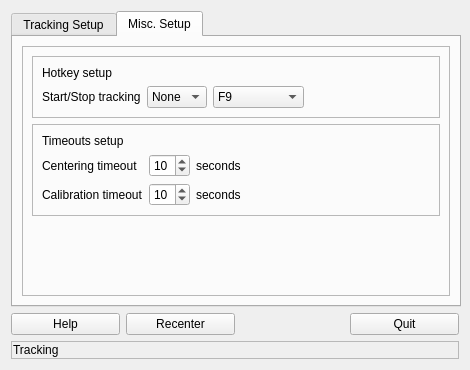
Before: the Qt Designer form branches/mickey_improvement/src/mickey/mickey.ui in uglyDwarf/linuxtrack, drawn with Qt 5.
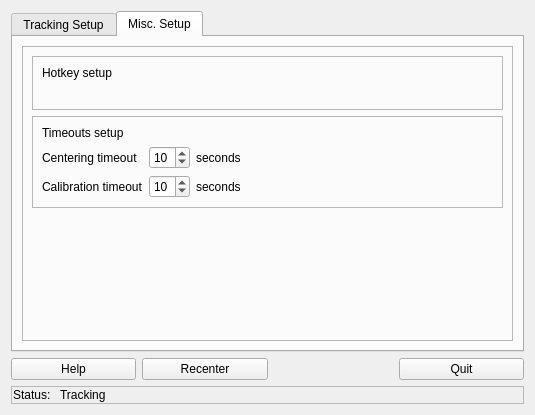
After: the same form once the commit is applied. The open tabs and pages were chosen to show the change. Icons and pictures are not drawn.

Commit message: Reworked hotkeys in mickey (qt4/5 compatible).

Patch:
```diff
--- a/branches/mickey_improvement/src/mickey/mickey.ui
+++ b/branches/mickey_improvement/src/mickey/mickey.ui
@@ -6,14 +6,14 @@
    <rect>
     <x>0</x>
     <y>0</y>
-    <width>470</width>
-    <height>370</height>
+    <width>535</width>
+    <height>415</height>
    </rect>
   </property>
   <property name="minimumSize">
    <size>
     <width>470</width>
-    <height>370</height>
+    <height>415</height>
    </size>
   </property>
   <property name="windowTitle">
@@ -311,91 +311,15 @@
               </widget>
              </item>
              <item>
-              <layout class="QGridLayout" name="gridLayout_2">
-               <item row="0" column="0">
-                <widget class="QLabel" name="label">
-                 <property name="sizePolicy">
-                  <sizepolicy hsizetype="Preferred" vsizetype="Maximum">
-                   <horstretch>0</horstretch>
-                   <verstretch>0</verstretch>
-                  </sizepolicy>
+              <layout class="QHBoxLayout" name="horizontalLayout_6">
+               <item>
+                <layout class="QGridLayout" name="HotkeyStack">
+                 <property name="horizontalSpacing">
+                  <number>2</number>
                  </property>
-                 <property name="text">
-                  <string>Start/Stop tracking</string>
-                 </property>
-                </widget>
+                </layout>
                </item>
-               <item row="0" column="2">
-                <widget class="QComboBox" name="KeyCombo">
-                 <property name="sizePolicy">
-                  <sizepolicy hsizetype="Maximum" vsizetype="Fixed">
-                   <horstretch>0</horstretch>
-                   <verstretch>0</verstretch>
-                  </sizepolicy>
-                 </property>
-                 <item>
-                  <property name="text">
-                   <string>F9</string>
-                  </property>
-                 </item>
-                 <item>
-                  <property name="text">
-                   <string>F11</string>
-                  </property>
-                 </item>
-                 <item>
-                  <property name="text">
-                   <string>Pause</string>
-                  </property>
-                 </item>
-                 <item>
-                  <property name="text">
-                   <string>Print</string>
-                  </property>
-                 </item>
-                 <item>
-                  <property name="text">
-                   <string>Scroll Lock</string>
-                  </property>
-                 </item>
-                </widget>
-               </item>
-               <item row="0" column="1">
-                <widget class="QComboBox" name="ModifierCombo">
-                 <property name="sizePolicy">
-                  <sizepolicy hsizetype="Maximum" vsizetype="Fixed">
-                   <horstretch>0</horstretch>
-                   <verstretch>0</verstretch>
-                  </sizepolicy>
-                 </property>
-                 <item>
-                  <property name="text">
-                   <string>None</string>
-                  </property>
-                 </item>
-                 <item>
-                  <property name="text">
-                   <string>Ctrl</string>
-                  </property>
-                 </item>
-                 <item>
-                  <property name="text">
-                   <string>Alt</string>
-                  </property>
-                 </item>
-                 <item>
-                  <property name="text">
-                   <string>Shift</string>
-                  </property>
-                 </item>
-                 <item>
-                  <property name="text">
-                   <string>Meta</string>
-                  </property>
-                 </item>
-                </widget>
-               </item>
-               <item row="0" column="3">
+               <item>
                 <spacer name="horizontalSpacer_2">
                  <property name="orientation">
                   <enum>Qt::Horizontal</enum>
@@ -596,6 +520,19 @@
         <property name="spacing">
          <number>6</number>
         </property>
+        <item>
+         <widget class="QLabel" name="label">
+          <property name="sizePolicy">
+           <sizepolicy hsizetype="Maximum" vsizetype="Preferred">
+            <horstretch>0</horstretch>
+            <verstretch>0</verstretch>
+           </sizepolicy>
+          </property>
+          <property name="text">
+           <string>Status: </string>
+          </property>
+         </widget>
+        </item>
         <item>
          <widget class="QLabel" name="StatusLabel">
           <property name="text">
```
Left out of the diff: 4 changed lines with no effect on the pictures. The commit also changes 17 other files.
